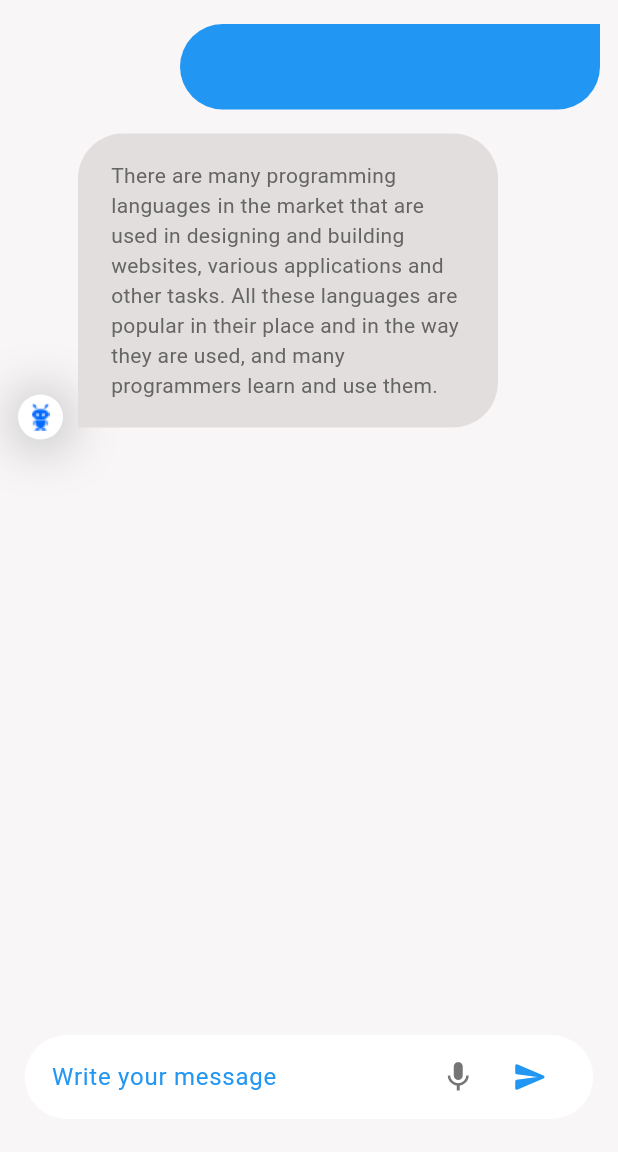
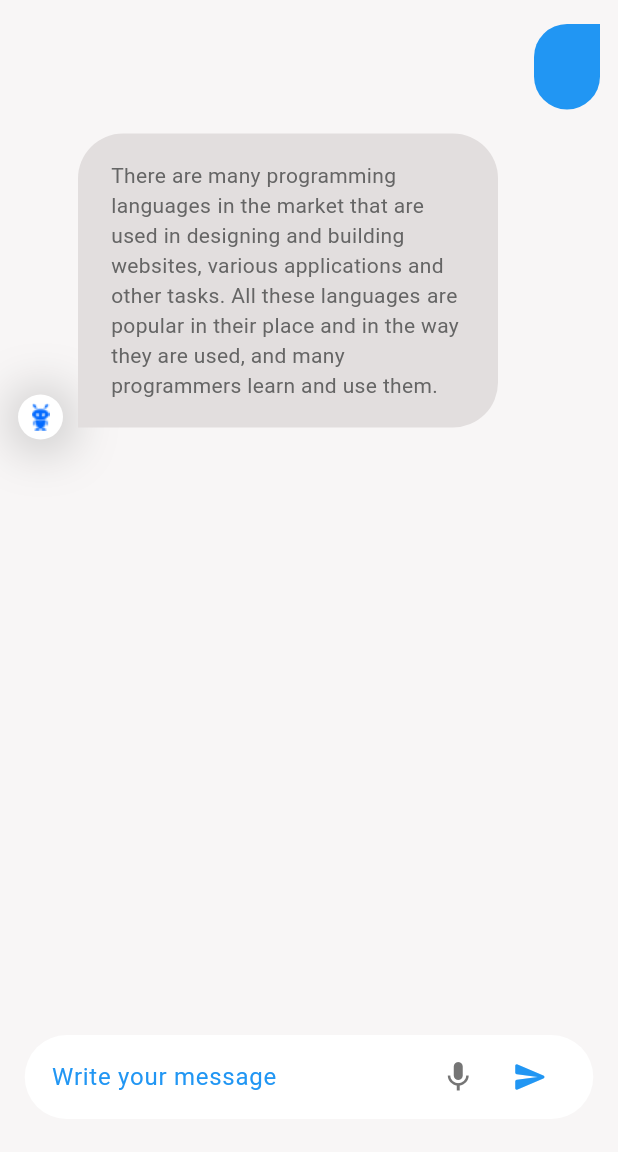
Before and after one commit to M2Monteiro/Chatbot, a Flutter app: the ChatScreen screen opened by its route, after a tap on the "send" icon, on a phone screen of 412 x 824 dp, the part 84-1236 px from its top. Run offline on Flutter 3.47's test engine with Material 2 defaults, Android fonts, the phone set to English and light mode, and no system bars.

Commit message:
style: ajuste no tamanho da mensagem dinâmico

```diff
--- a/lib/src/screen/chat/widget_custom/text_chat_widget.dart
+++ b/lib/src/screen/chat/widget_custom/text_chat_widget.dart
@@ -21,7 +21,9 @@ class TextChatWidget extends StatelessWidget {
   @override
   Widget build(BuildContext context) {
     return Container(
-      width: 280,
+      constraints: const BoxConstraints(
+        maxWidth: 280,
+      ),
       margin: const EdgeInsets.symmetric(vertical: 8),
       padding: const EdgeInsets.symmetric(horizontal: 22, vertical: 18),
       decoration: BoxDecoration(
```
